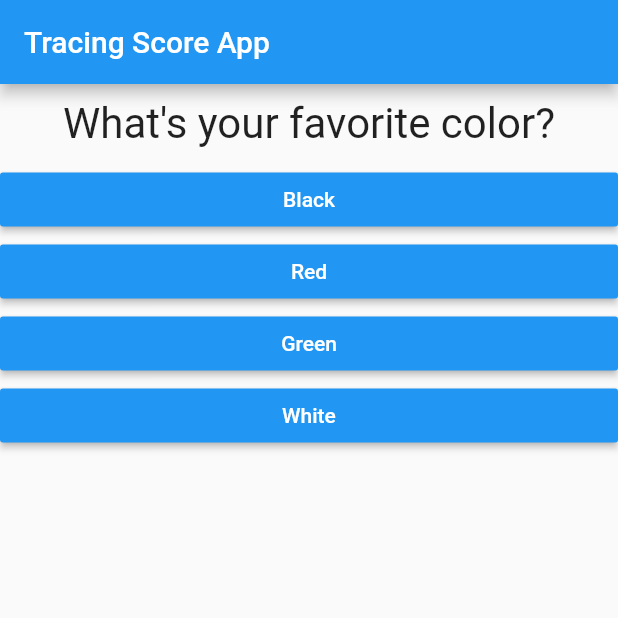
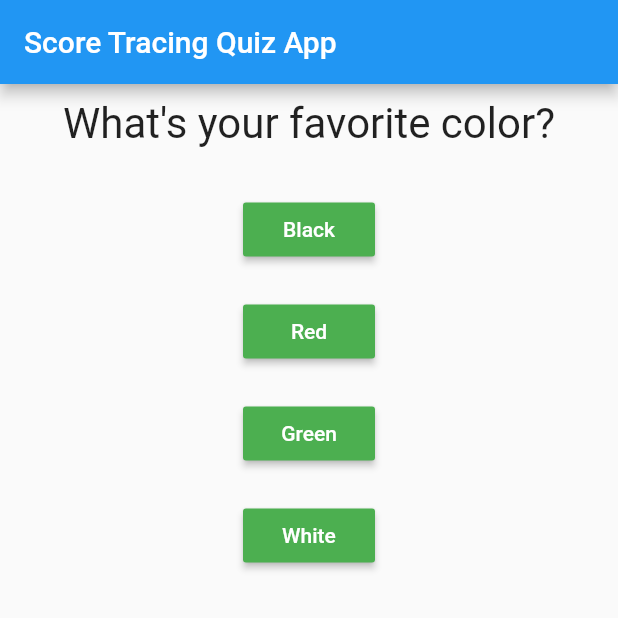
Before and after one commit to abdullahwale/new_summer_practice, a Flutter app: the screen it shows after launch, on a phone screen of 412 x 824 dp, the top half of it. Run offline on Flutter 3.47's test engine with Material 2 defaults, Android fonts, the phone set to English and light mode, and no system bars; our stand-ins replace audioplayers, flutter_svg.

Commit message:
update quiz text buttons

```diff
--- a/practice_simple_new_quiz_app/lib/answer.dart
+++ b/practice_simple_new_quiz_app/lib/answer.dart
@@ -9,12 +9,18 @@ class Answer extends StatelessWidget {
   @override
   Widget build(BuildContext context) {
     return Container(
-      width: double.infinity,
-      child: RaisedButton(
-        color: Colors.blue,
-        textColor: Colors.white,
-        child: Text(answerText),
-        onPressed: selectHandler,
+      child: Column(
+        children: [
+          SizedBox(
+            height: 20,
+          ),
+          RaisedButton(
+            color: Colors.green,
+            textColor: Colors.white,
+            child: Text(answerText),
+            onPressed: selectHandler,
+          ),
+        ],
       ),
     );
   }
--- a/practice_simple_new_quiz_app/lib/main.dart
+++ b/practice_simple_new_quiz_app/lib/main.dart
@@ -84,7 +84,7 @@ class _MyAppState extends State<MyApp> {
     return MaterialApp(
       home: Scaffold(
         appBar: AppBar(
-          title: Text('Tracing Score App'),
+          title: Text('Score Tracing Quiz App'),
         ),
         body: _questionIndex < _questions.length
             ? Quiz(
```
Also changed, not shown: practice_simple_new_quiz_app/lib/result.dart (+14 -7 lines).
